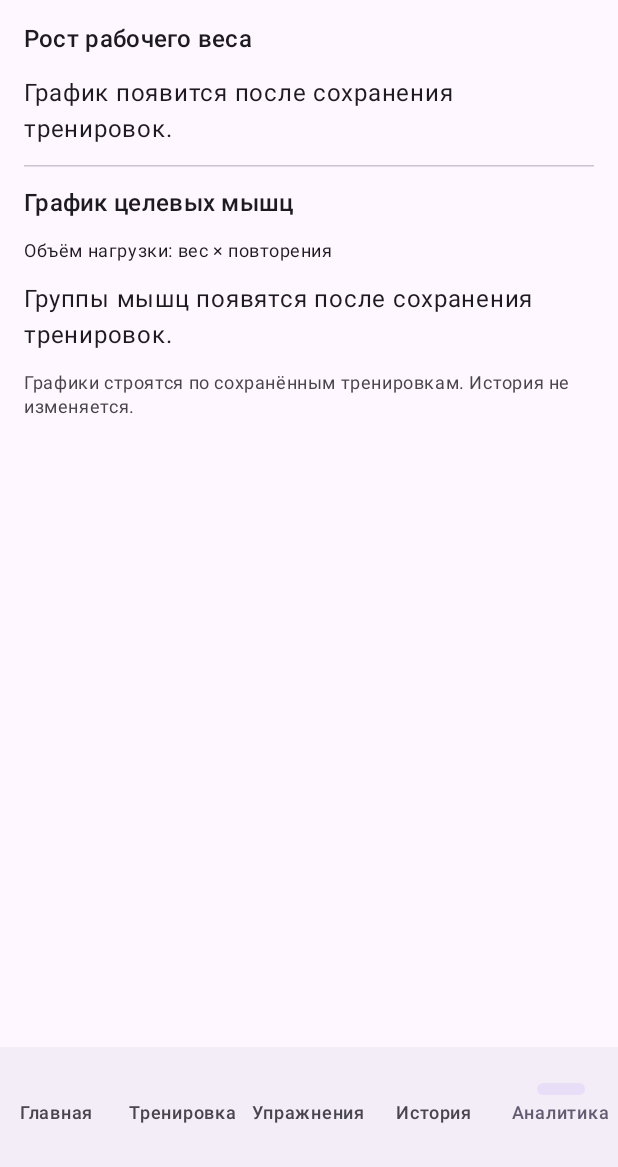
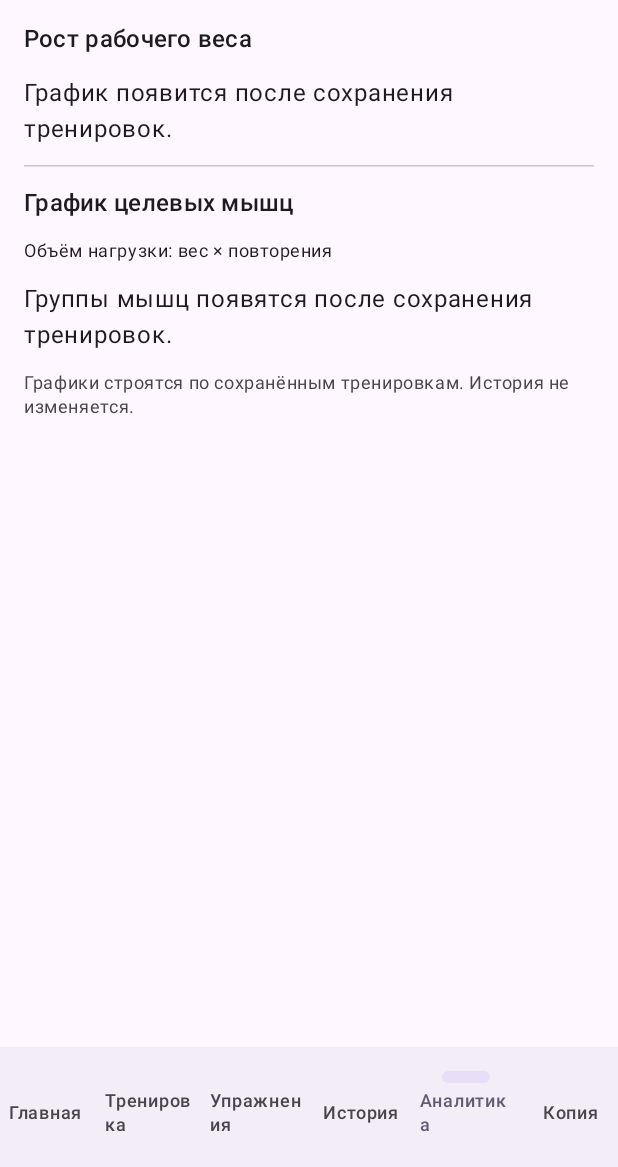
Before and after one commit to logic751-sketch/Vanya-fitness, an Android app built with Jetpack Compose: the screen it shows after launch (MainActivity), item 5 of the bottom bar chosen, on a phone screen of 412 x 824 dp, the part 69-1236 px from its top. Run offline under Robolectric (Android 15) with nearby library versions, the phone set to English and light mode, and no system bars; our stand-ins replace Room's generated code.

Commit message:
Add visible backup and restore tab

```diff
--- a/app/src/main/java/ru/vanyafitness/app/MainActivity.kt
+++ b/app/src/main/java/ru/vanyafitness/app/MainActivity.kt
@@ -98,6 +98,21 @@ private fun VanyaFitnessApp(dao: FitnessDao) {
     var showEditor by remember { mutableStateOf(false) }
     var pendingPhotoId by remember { mutableStateOf<Long?>(null) }
     var pendingPhotoForNew by remember { mutableStateOf(false) }
+    var showRestoreConfirm by remember { mutableStateOf(false) }
+    val backupExport = rememberLauncherForActivityResult(ActivityResultContracts.CreateDocument("application/json")) { uri ->
+        if (uri != null) scope.launch {
+            try { BackupManager.export(context, FitnessDatabase.get(context), uri); status = "Резервная копия сохранена."
+            } catch (_: Exception) { status = "Не удалось создать резервную копию."
+            }
+        }
+    }
+    val backupImport = rememberLauncherForActivityResult(ActivityResultContracts.OpenDocument()) { uri ->
+        if (uri != null) scope.launch {
+            try { BackupManager.restore(context, FitnessDatabase.get(context), uri); status = "Данные восстановлены из резервной копии."
+            } catch (_: Exception) { status = "Не удалось восстановить данные из этого файла."
+            }
+        }
+    }
 
     val photoPicker = rememberLauncherForActivityResult(ActivityResultContracts.OpenDocument()) { uri: Uri? ->
         if (uri != null) {
@@ -135,7 +150,7 @@ private fun VanyaFitnessApp(dao: FitnessDao) {
             topBar = { TopAppBar(title = { Text("VANYA FITNESS 2.0") }) },
             bottomBar = {
                 NavigationBar {
-                    listOf("Главная", "Тренировка", "Упражнения", "История", "Аналитика").forEachIndexed { index, label ->
+                    listOf("Главная", "Тренировка", "Упражнения", "История", "Аналитика", "Копия").forEachIndexed { index, label ->
                         NavigationBarItem(
                             selected = page == index,
                             onClick = { page = index },
@@ -370,9 +385,38 @@ private fun VanyaFitnessApp(dao: FitnessDao) {
                         }
                     }
                 }
-                else -> AnalyticsScreen(workouts)
+                4 -> AnalyticsScreen(workouts)
+                5 -> Column(Modifier.padding(padding).padding(16.dp).verticalScroll(rememberScrollState()),
+                    verticalArrangement = Arrangement.spacedBy(12.dp)) {
+                    Text("Резервная копия", style = MaterialTheme.typography.headlineSmall)
+                    Text("Сохрани историю тренировок, упражнения, подходы и библиотеку упражнений в отдельный файл.")
+                    Button(onClick = { backupExport.launch("vanya_fitness_backup.json") }, modifier = Modifier.fillMaxWidth()) {
+                        Text("Создать резервную копию")
+                    }
+                    OutlinedButton(onClick = { showRestoreConfirm = true }, modifier = Modifier.fillMaxWidth()) {
+                        Text("Восстановить из копии")
+                    }
+                    Text("Восстановление заменит текущие записи. Перед ним обязательно создай свежую копию текущих данных.",
+                        style = MaterialTheme.typography.bodySmall, color = MaterialTheme.colorScheme.error)
+                    if (status.isNotBlank()) Text(status)
+                }
             }
         }
+    }
+
+    if (showRestoreConfirm) {
+        AlertDialog(
+            onDismissRequest = { showRestoreConfirm = false },
+            title = { Text("Восстановить данные?") },
+            text = { Text("Текущая история и библиотека будут заменены данными из выбранного файла. Продолжай только если у тебя есть свежая резервная копия.") },
+            confirmButton = {
+                TextButton(onClick = {
+                    showRestoreConfirm = false
+                    backupImport.launch(arrayOf("application/json", "text/json", "*/*"))
+                }) { Text("Выбрать файл") }
+            },
+            dismissButton = { TextButton(onClick = { showRestoreConfirm = false }) { Text("Отмена") } }
+        )
     }
 
     if (showEditor && editing != null) {
```
